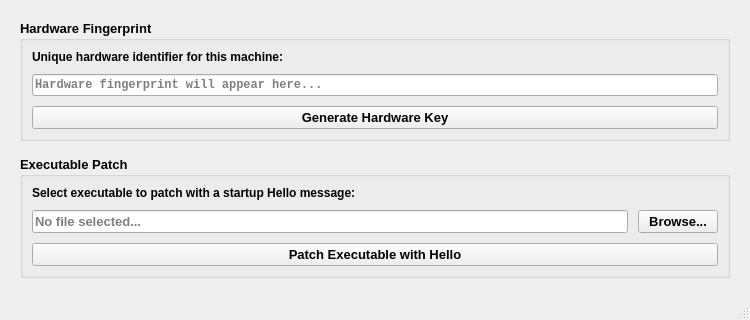
angeloflancer/philips-protector, file mod.ui: the form before one commit.
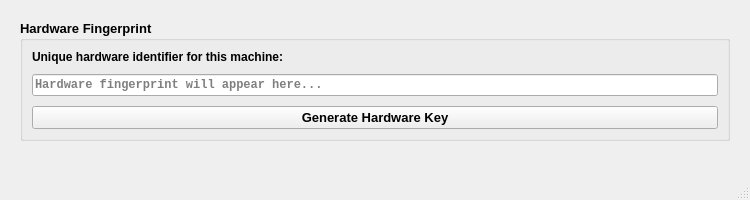
The form after the commit.

Commit message: Refactor MoD application by removing executable patching functionality. Deleted related UI elements and methods for browsing and patching executables, streamlining the codebase. Updated project structure to exclude obsolete dependencies, enhancing maintainability and clarity.

```diff
--- a/mod.ui
+++ b/mod.ui
@@ -7,7 +7,7 @@
     <x>0</x>
     <y>0</y>
     <width>750</width>
-    <height>320</height>
+    <height>200</height>
    </rect>
   </property>
   <property name="windowTitle">
@@ -87,71 +87,6 @@
       </layout>
      </widget>
     </item>
-    <item>
-     <widget class="QGroupBox" name="executableGroup">
-      <property name="title">
-       <string>Executable Patch</string>
-      </property>
-      <property name="font">
-       <font>
-        <pointsize>10</pointsize>
-        <weight>75</weight>
-        <bold>true</bold>
-       </font>
-      </property>
-      <layout class="QVBoxLayout" name="executableLayout">
-       <property name="spacing">
-        <number>10</number>
-       </property>
-       <item>
-        <widget class="QLabel" name="labelExecutableDescription">
-         <property name="text">
-          <string>Select executable to patch with a startup Hello message:</string>
-         </property>
-         <property name="font">
-          <font>
-           <pointsize>9</pointsize>
-          </font>
-         </property>
-        </widget>
-       </item>
-       <item>
-        <layout class="QHBoxLayout" name="fileSelectionLayout">
-         <item>
-          <widget class="QLineEdit" name="filePathLineEdit">
-           <property name="readOnly">
-            <bool>true</bool>
-           </property>
-           <property name="placeholderText">
-            <string>No file selected...</string>
-           </property>
-          </widget>
-         </item>
-         <item>
-          <widget class="QPushButton" name="browseButton">
-           <property name="text">
-            <string>Browse...</string>
-           </property>
-           <property name="minimumWidth">
-            <number>80</number>
-           </property>
-          </widget>
-         </item>
-        </layout>
-       </item>
-       <item>
-        <widget class="QPushButton" name="patchExecutableButton">
-         <property name="text">
-          <string>Patch Executable with Hello</string>
-         </property>
-         <property name="minimumHeight">
-          <number>35</number>
-         </property>
-        </widget>
-       </item>
-      </layout>
-     </widget>
-    </item>
     <item>
      <spacer name="verticalSpacer">
       <property name="orientation">
```
Left out of the diff: 12 changed lines with no effect on the pictures. The commit also changes 6 other files.
